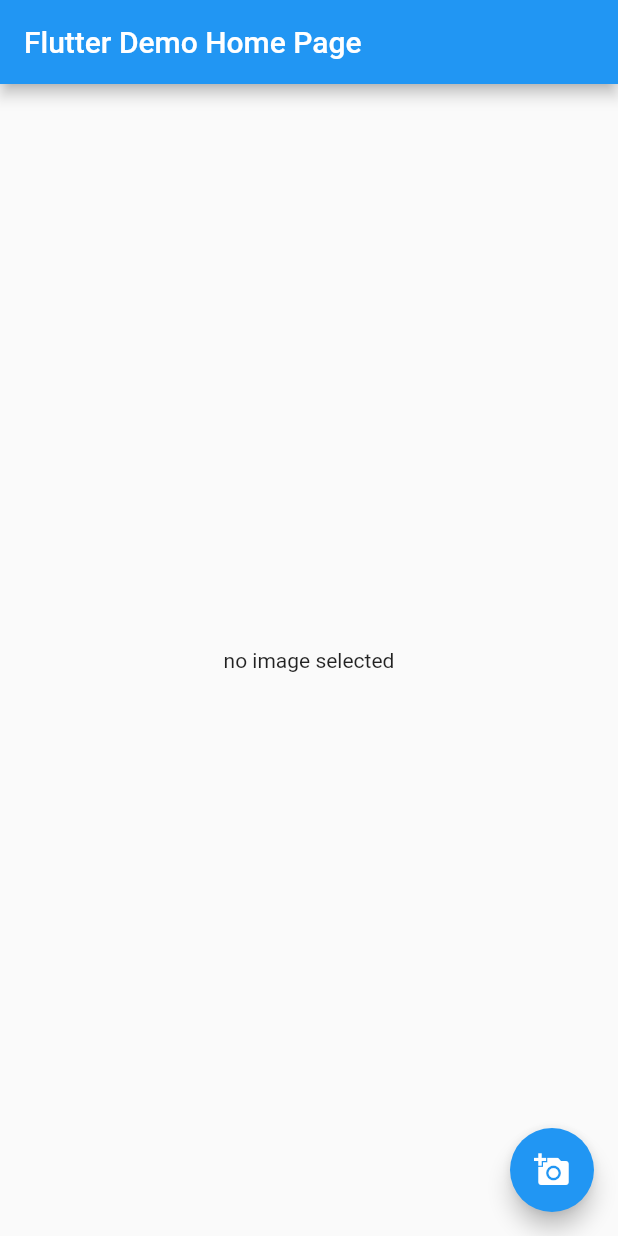
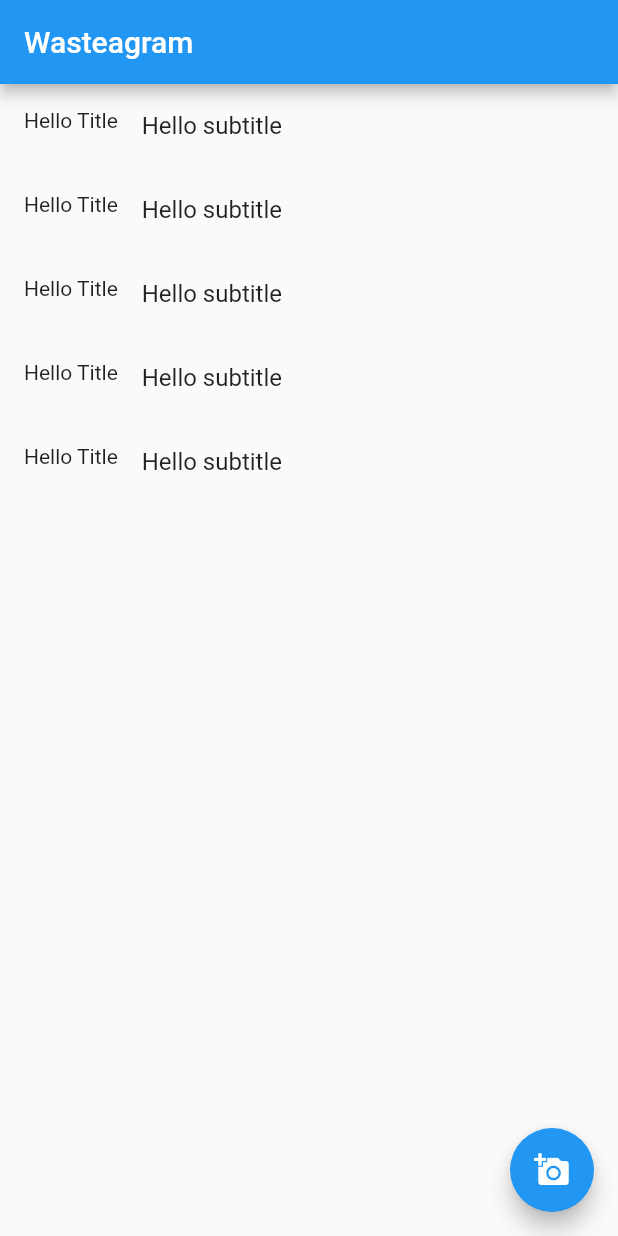
Before and after one commit to stuttskl/wasteagram, a Flutter app: the screen it shows after launch, on a phone screen of 412 x 824 dp. Run offline on Flutter 3.47's test engine with Material 2 defaults, Android fonts, the phone set to English and light mode, and no system bars; our stand-ins replace cloud_firestore, firebase_core, firebase_storage, image_picker; accounts and stored records are empty.

Commit message:
implemented list view on ListScreen with hard coded data

```diff
--- a/lib/app.dart
+++ b/lib/app.dart
@@ -6,17 +6,19 @@ import 'package:cloud_firestore/cloud_firestore.dart';
 import 'package:image_picker/image_picker.dart';
 import 'package:firebase_storage/firebase_storage.dart';
 
+import './screens/list_screen.dart';
+
 class App extends StatelessWidget {
   // This widget is the root of your application.
   @override
   Widget build(BuildContext context) {
     return MaterialApp(
-      title: 'Flutter Demo',
+      title: 'Wasteagram',
       theme: ThemeData(
         primarySwatch: Colors.blue,
         visualDensity: VisualDensity.adaptivePlatformDensity,
       ),
-      home: MyHomePage(title: 'Flutter Demo Home Page'),
+      home: MyHomePage(title: 'Wasteagram'),
     );
   }
 }
@@ -62,33 +64,37 @@ class _MyHomePageState extends State<MyHomePage> {
       appBar: AppBar(
         title: Text(widget.title),
       ),
-      body: Center(
-          child: image == null ? Text('no image selected') : Image.file(image)),
+      body: ListScreen(),
+      // body: Center(
+      //     child: Column(children: [
+      //   Center(
+      //       child:
+      //           image == null ? Text('no image selected') : Image.file(image)),
+      //   StreamBuilder(
+      //       stream: FirebaseFirestore.instance.collection('posts').snapshots(),
+      //       builder: (context, record) {
+      //         if (record.hasData &&
+      //             record.data.docs != null &&
+      //             record.data.docs.length > 0) {
+      //           return ListView.builder(
+      //             itemCount: record.data.docs.length,
+      //             itemBuilder: (context, index) {
+      //               var post = record.data.docs[index];
+      //               return ListTile(
+      //                   leading: Text(post['imgUrl']),
+      //                   title: Text(post['numWasted'].toString()));
+      //             },
+      //           );
+      //         } else {
+      //           return Center(child: CircularProgressIndicator());
+      //         }
+      //       })
+      // ])),
       floatingActionButton: FloatingActionButton(
         onPressed: getImage,
         tooltip: 'Pick Image',
         child: Icon(Icons.add_a_photo),
       ),
-      // body: StreamBuilder(
-      //     stream:
-      //         FirebaseFirestore.instance.collection('example').snapshots(),
-      //     builder: (context, record) {
-      //       if (record.hasData &&
-      //           record.data.docs != null &&
-      //           record.data.docs.length > 0) {
-      //         return ListView.builder(
-      //           itemCount: record.data.docs.length,
-      //           itemBuilder: (context, index) {
-      //             var post = record.data.docs[index];
-      //             return ListTile(
-      //                 leading: Text(post['name']),
-      //                 title: Text(post['weight'].toString()));
-      //           },
-      //         );
-      //       } else {
-      //         return Center(child: CircularProgressIndicator());
-      //       }
-      //     })
     );
   }
 }
--- /dev/null
+++ b/lib/screens/list_screen.dart
@@ -0,0 +1,20 @@
+import 'package:flutter/material.dart';
+
+class ListScreen extends StatefulWidget {
+  @override
+  _ListScreenState createState() => _ListScreenState();
+}
+
+class _ListScreenState extends State<ListScreen> {
+  @override
+  Widget build(BuildContext context) {
+    return ListView.builder(
+      itemCount: 5,
+      itemBuilder: (context, index) {
+        return ListTile(
+          leading: Text('Hello Title'),
+          title: Text('Hello subtitle'));
+      },
+    );
+  }
+}
```
